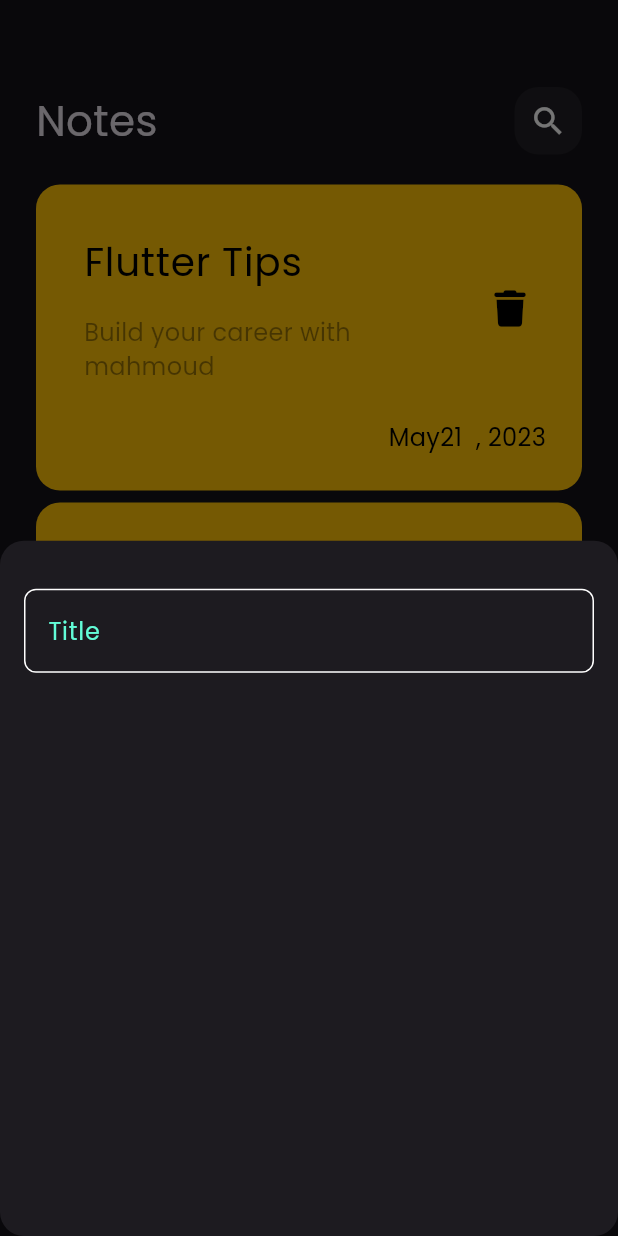
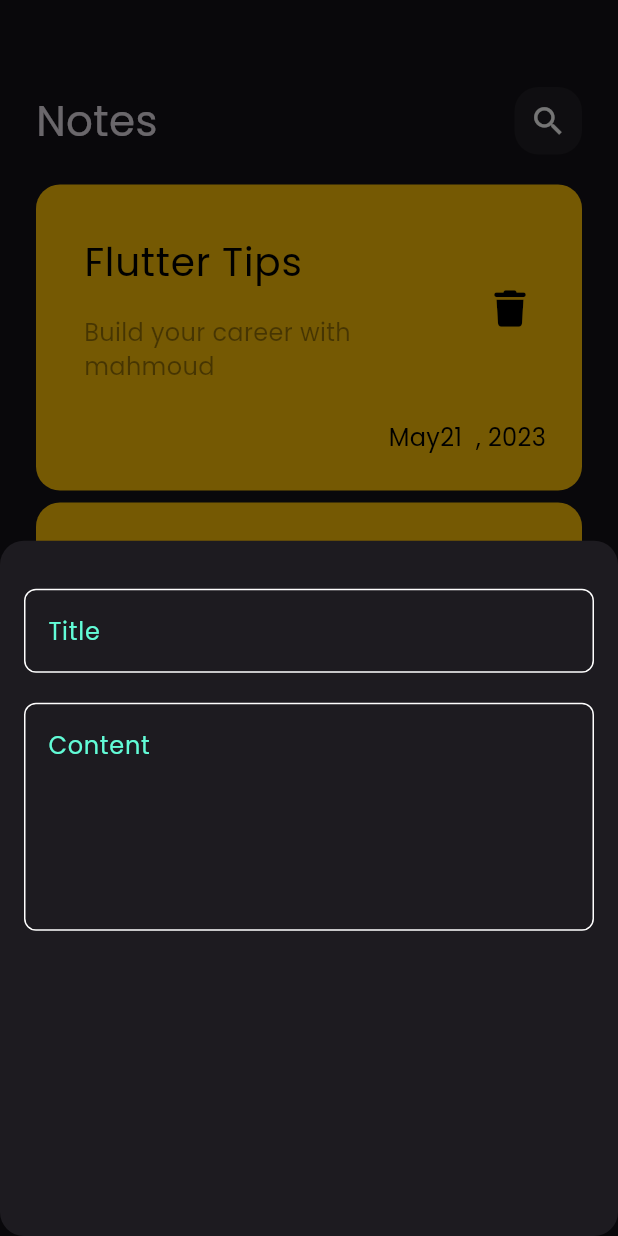
Before and after one commit to mahmoudbadr2/note_app, a Flutter app: the screen it shows after launch, after a tap on the "add" icon, on a phone screen of 412 x 824 dp. Run offline on Flutter 3.47's test engine with Material 3 defaults, Android fonts, the phone set to English and light mode, and no system bars; our stand-ins replace font_awesome_flutter.

Commit message:
add fields to note bottom sheet

```diff
--- a/lib/widgests/add_node_bottom_sheet.dart
+++ b/lib/widgests/add_node_bottom_sheet.dart
@@ -10,7 +10,16 @@ class AddBottomSheet extends StatelessWidget {
       padding: EdgeInsets.symmetric(horizontal: 16, vertical: 32),
       child: Column(
         children: [
-          CustomTextField(),
+          CustomTextField(
+            hintText: 'Title',
+          ),
+          SizedBox(
+            height: 20,
+          ),
+          CustomTextField(
+            hintText: 'Content',
+            maxLines: 5,
+          ),
         ],
       ),
     );
--- a/lib/widgests/custom_text_field.dart
+++ b/lib/widgests/custom_text_field.dart
@@ -2,14 +2,16 @@ import 'package:flutter/material.dart';
 import 'package:note_app/constants.dart';
 
 class CustomTextField extends StatelessWidget {
-  const CustomTextField({super.key});
-
+  const CustomTextField({super.key, required this.hintText, this.maxLines = 1});
+  final String hintText;
+  final int maxLines;
   @override
   Widget build(BuildContext context) {
     return TextField(
       cursorColor: kPrimaryColor,
+      maxLines: maxLines,
       decoration: InputDecoration(
-          hintText: 'Title',
+          hintText: hintText,
           hintStyle: TextStyle(color: kPrimaryColor),
           border: buildBorder(),
           enabledBorder: buildBorder(),
```
